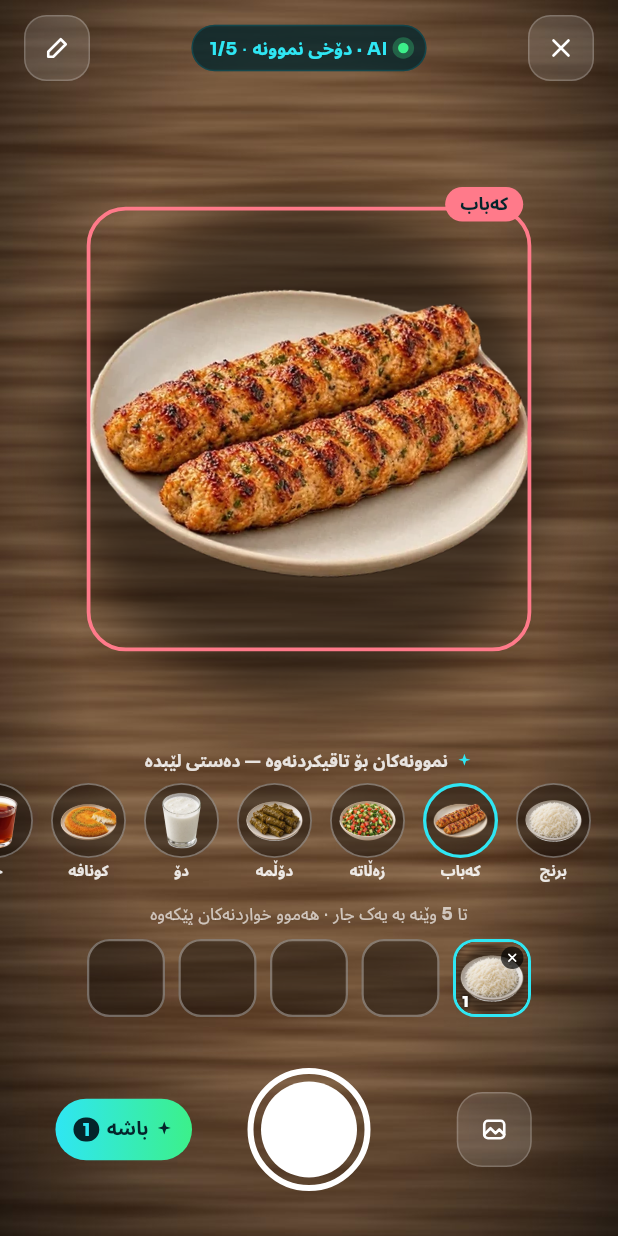
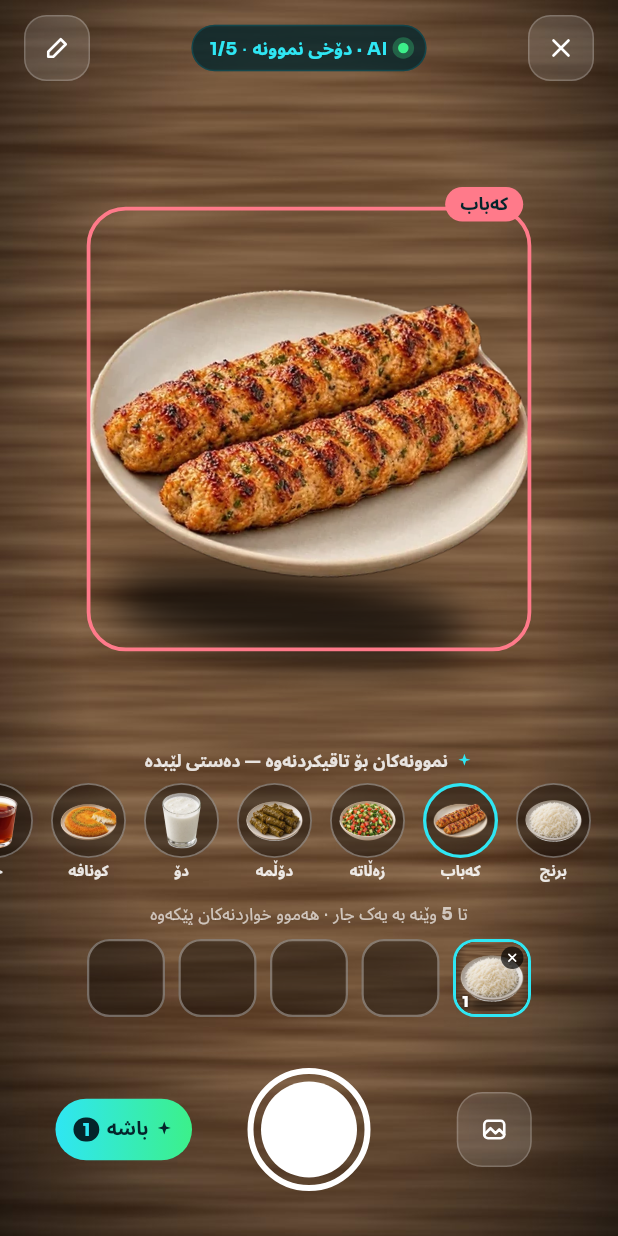
Before and after one commit to ghazigharebb/ghazigharebb, a Flutter app: the FoodCapturePage screen opened directly, after a tap on "برنج", after a tap on "کەباب", on a phone screen of 412 x 824 dp. Run offline on Flutter 3.47's test engine with Material 3 defaults, Android fonts, the phone set to English and light mode, and no system bars; our stand-ins replace flutter_blue_plus, flutter_local_notifications, flutter_svg, geocoding, geolocator, google_fonts and 7 more; accounts and stored records are empty; network calls fail.

Commit message:
food v2: contact shadows, cut-out lift in analysis, consistent kcal totals, finer gram steps (temp CI test)
Co-Authored-By: Claude Opus 5.5 <noreply@anthropic.com>
Claude-Session: https://claude.ai/code/session_014jTp89sGXvhipSKSS5nFec

```diff
--- a/vex_health/lib/food_ai/food_ai_data.dart
+++ b/vex_health/lib/food_ai/food_ai_data.dart
@@ -20,7 +20,7 @@ class FUnit {
 
 const List<double> _half = [0.5, 1, 1.5, 2, 2.5, 3, 4];
 const List<double> _count = [1, 2, 3, 4, 5, 6, 7, 8, 9, 10, 12, 15, 20];
-const List<double> _gram = [25, 50, 75, 100, 150, 200, 250, 300, 400, 500];
+const List<double> _gram = [25, 50, 75, 100, 125, 150, 175, 200, 250, 300, 350, 400, 450, 500, 600, 750, 1000];
 
 const Map<String, FUnit> kUnits = {
   'qap': FUnit('qap', 'قاپ', _half),
--- a/vex_health/lib/food_ai/food_ai_tab.dart
+++ b/vex_health/lib/food_ai/food_ai_tab.dart
@@ -293,7 +293,7 @@ class _FoodAiTabState extends State<FoodAiTab> {
     for (final s in kMealOrder) {
       final g = l.where((x) => x.slot == s).toList();
       if (g.isEmpty) continue;
-      final k = g.fold<double>(0, (a, x) => a + x.nut.k);
+      final k = g.fold<int>(0, (a, x) => a + x.nut.k.round());
       out.add(Padding(
         padding: const EdgeInsets.fromLTRB(4, 18, 4, 8),
         child: Row(children: [
--- a/vex_health/lib/food_ai/food_ai_widgets.dart
+++ b/vex_health/lib/food_ai/food_ai_widgets.dart
@@ -85,6 +85,37 @@ class DishPng extends StatelessWidget {
   }
 }
 
+/// خواردن لەسەر مێز: سێبەری نەرم لە ژێریدا (نەک بازنەیەکی تاریک)
+class DishOnTable extends StatelessWidget {
+  const DishOnTable(this.d, {super.key, required this.size, this.strength = 1});
+  final FDish d;
+  final double size;
+  final double strength;
+
+  @override
+  Widget build(BuildContext context) {
+    return SizedBox(
+      width: size,
+      height: size,
+      child: Stack(clipBehavior: Clip.none, children: [
+        Positioned(
+          left: size * .16,
+          right: size * .16,
+          bottom: size * .07,
+          height: size * .14,
+          child: DecoratedBox(
+            decoration: BoxDecoration(
+              borderRadius: BorderRadius.all(Radius.elliptical(size * .34, size * .07)),
+              boxShadow: [BoxShadow(color: Colors.black.withAlpha((150 * strength).round().clamp(0, 255)), blurRadius: size * .07, spreadRadius: size * .015, offset: Offset(0, size * .02))],
+            ),
+          ),
+        ),
+        Positioned.fill(child: DishPng(d, size: size)),
+      ]),
+    );
+  }
+}
+
 /// «وێنەی کامێرا»: خواردنەکە لەسەر مێزی دار (نموونە) یان وێنەی ڕاستەقینە
 class ShotView extends StatelessWidget {
   const ShotView({super.key, required this.shot, this.zoom = 1.0, this.rot = 0});
@@ -103,13 +134,7 @@ class ShotView extends StatelessWidget {
         Image.asset(kWood, fit: BoxFit.cover),
         if (d != null)
           Center(
-            child: Transform.rotate(
-              angle: rot,
-              child: Container(
-                decoration: BoxDecoration(shape: BoxShape.circle, boxShadow: [BoxShadow(color: Colors.black.withAlpha(110), blurRadius: s * .08, offset: Offset(0, s * .04))]),
-                child: DishPng(d, size: s),
-              ),
-            ),
+            child: Transform.rotate(angle: rot, child: DishOnTable(d, size: s)),
           ),
       ]);
     });
```
Also changed, not shown: vex_health/lib/food_ai/food_ai_flow.dart (+20 -26 lines), 1 other file.
